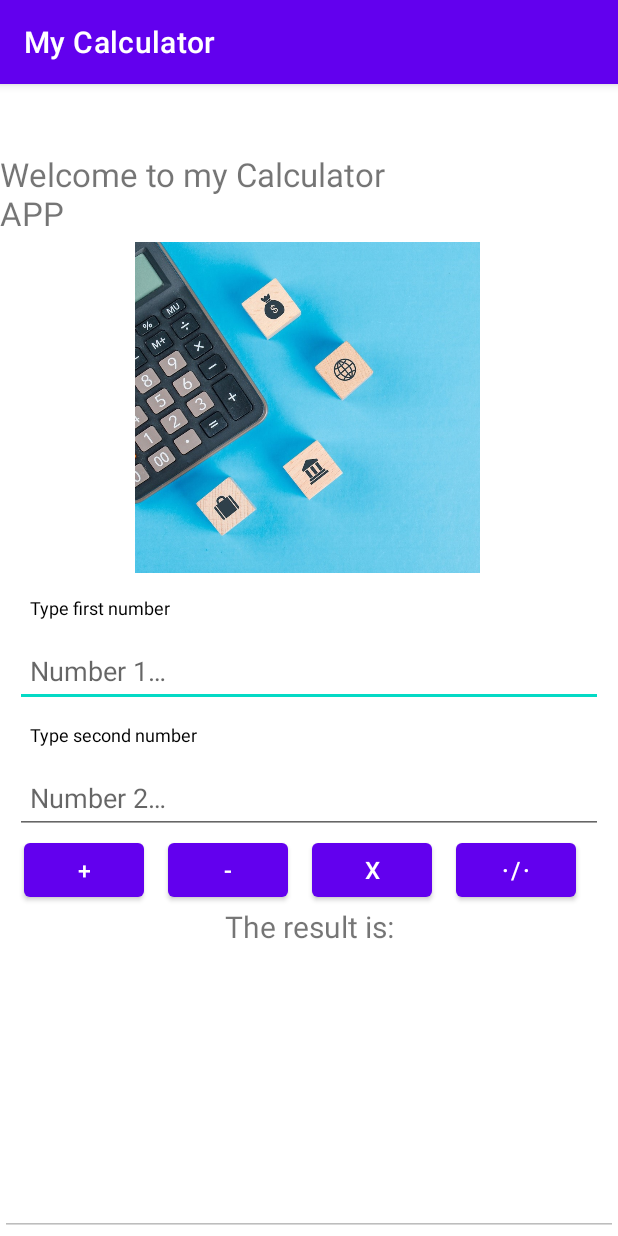
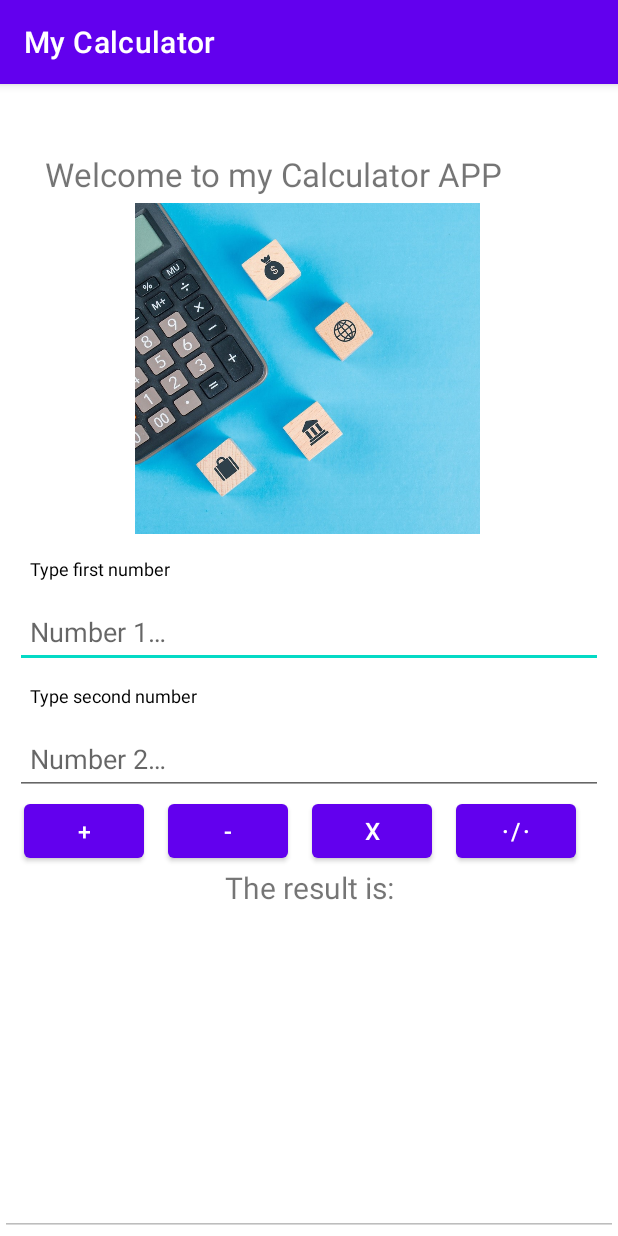
Before and after one commit to martoKZER/Practica1_PDMD_Calculadora, an Android app: the screen it shows after launch (MainActivity), on a phone screen of 412 x 824 dp. Run offline under Robolectric (Android 15) with nearby library versions, the phone set to English and light mode, and no system bars; our stand-ins replace data binding.

Commit message:
he retocado 2 mierdas de diseño

```diff
--- a/app/src/main/res/layout/activity_main.xml
+++ b/app/src/main/res/layout/activity_main.xml
@@ -17,9 +17,10 @@
 
             <TextView
                 android:id="@+id/welcome"
-                android:layout_width="300dp"
+                android:layout_width="320dp"
                 android:layout_height="wrap_content"
                 android:layout_marginTop="45dp"
+                android:layout_marginStart="30dp"
                 android:text="@string/welcome"
                 android:textSize="22sp" />
 
```
